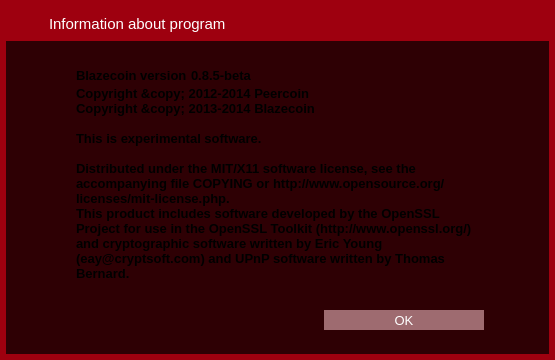
The window that src/qt/forms/aboutdialog.ui (AMA-CSharp-Code/Blazecoin_Wallet_Core_V1.5) describes before a commit, drawn with Qt 5.
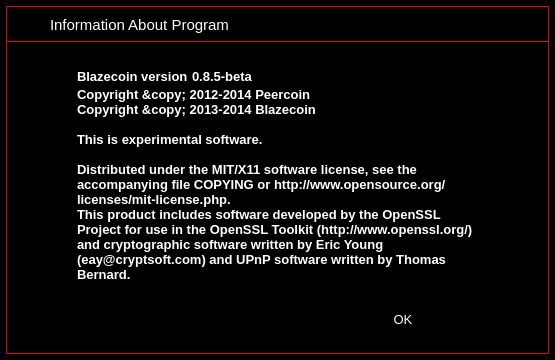
The same window after the commit. Icons and pictures are not drawn.

Commit message: UI: remove QR Code button, restyle About dialog, fix MinGW build

```diff
--- a/src/qt/forms/aboutdialog.ui
+++ b/src/qt/forms/aboutdialog.ui
@@ -27,11 +27,11 @@
   </property>
   <property name="styleSheet">
    <string notr="true">QLabel {
-	color: #000000;
+	color: #FFFFFF;
 }
 
 QDialog {
-	background-color: rgb(158, 0, 15);
+	background-color: rgb(0, 0, 0);
 }
 
 </string>
@@ -57,7 +57,7 @@
      <property name="styleSheet">
       <string notr="true">#frame {
 	background-color: rgba(0, 0, 0, 180);
-    border-style:none;
+	border: 1px solid #d80317;
 }</string>
      </property>
      <property name="frameShape">
@@ -98,7 +98,8 @@
         </property>
         <property name="styleSheet">
          <string notr="true">#wCaption {
-	background-color:  rgb(158, 0, 15);
+	background-color: rgb(0, 0, 0);
+	border-bottom: 1px solid #d80317;
 }</string>
         </property>
         <property name="is_header" stdset="0">
@@ -175,7 +176,7 @@
 }</string>
            </property>
            <property name="text">
-            <string>Information about program</string>
+            <string>Information About Program</string>
            </property>
           </widget>
          </item>
@@ -540,7 +541,7 @@
            </property>
            <property name="styleSheet">
             <string notr="true">QPushButton {
-	background-color: #9e6b70;
+	background-color: rgba(0, 0, 0, 200);
 	color: #FFFFFF;
 	border: 0px solid gray;
 	max-height: 20px;
```
Left out of the diff: 4 changed lines with no effect on the pictures. The commit also changes 4 other files.
